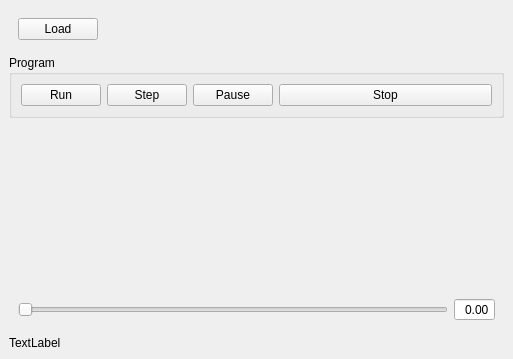
First picture: the form in Resources/execute.ui, repository mlampert/Machinekit-Workbench, before the edit.
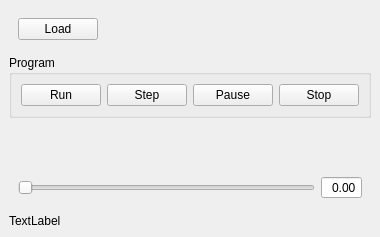
Second picture: the form after the edit.

Diff of the .ui file:
```diff
--- a/Resources/execute.ui
+++ b/Resources/execute.ui
@@ -6,8 +6,8 @@
    <rect>
     <x>0</x>
     <y>0</y>
-    <width>513</width>
-    <height>359</height>
+    <width>378</width>
+    <height>237</height>
    </rect>
   </property>
   <property name="sizePolicy">
@@ -130,12 +130,6 @@
        </item>
        <item>
         <widget class="QDoubleSpinBox" name="scaleVal">
-         <property name="sizePolicy">
-          <sizepolicy hsizetype="Minimum" vsizetype="Fixed">
-           <horstretch>0</horstretch>
-           <verstretch>0</verstretch>
-          </sizepolicy>
-         </property>
          <property name="alignment">
           <set>Qt::AlignRight|Qt::AlignTrailing|Qt::AlignVCenter</set>
          </property>
```
